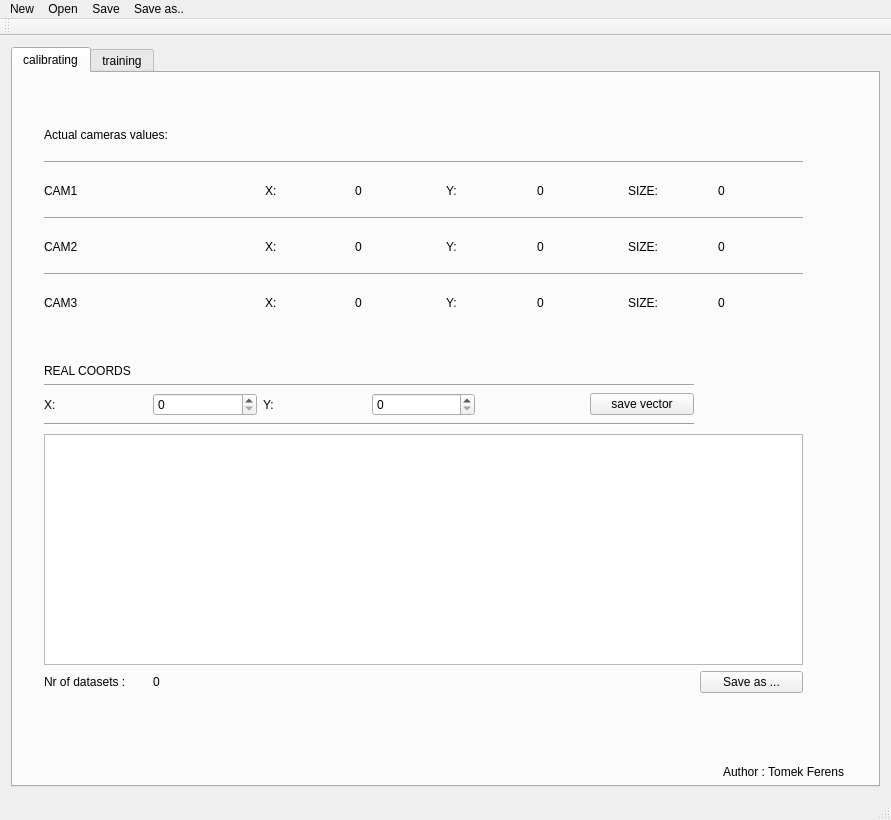
ferot/dms, file App/calib_tools/calib_tool/calibtool.ui: the form before one commit.
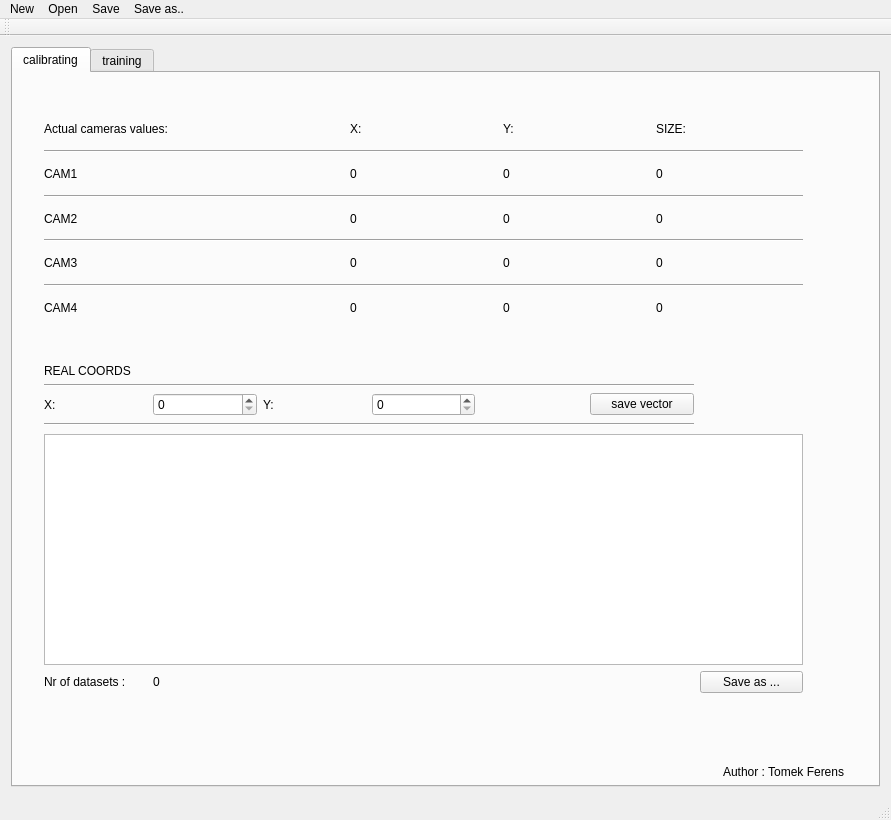
The form after the commit. The open tabs and pages were chosen to show the change.

Patch:
```diff
--- a/App/calib_tools/calib_tool/calibtool.ui
+++ b/App/calib_tools/calib_tool/calibtool.ui
@@ -21,7 +21,7 @@
     <item>
      <widget class="QTabWidget" name="tabWidget">
       <property name="currentIndex">
-       <number>1</number>
+       <number>0</number>
       </property>
       <widget class="QWidget" name="calib">
        <attribute name="title">
@@ -37,27 +37,6 @@
          </rect>
         </property>
         <layout class="QGridLayout" name="gridLayout">
-         <item row="8" column="3">
-          <widget class="QLabel" name="label_c2_x_v">
-           <property name="text">
-            <string>0</string>
-           </property>
-          </widget>
-         </item>
-         <item row="4" column="5">
-          <widget class="QLabel" name="label_c1_y_v">
-           <property name="text">
-            <string>0</string>
-           </property>
-          </widget>
-         </item>
-         <item row="4" column="3">
-          <widget class="QLabel" name="label_c1_x_v">
-           <property name="text">
-            <string>0</string>
-           </property>
-          </widget>
-         </item>
          <item row="10" column="0">
           <widget class="QLabel" name="label_4">
            <property name="text">
@@ -65,38 +44,38 @@
            </property>
           </widget>
          </item>
-         <item row="8" column="2">
-          <widget class="QLabel" name="label_x_c2">
+         <item row="11" column="0" colspan="5">
+          <widget class="Line" name="line_4">
+           <property name="orientation">
+            <enum>Qt::Horizontal</enum>
+           </property>
+          </widget>
+         </item>
+         <item row="12" column="0">
+          <widget class="QLabel" name="label_10">
+           <property name="text">
+            <string>CAM4</string>
+           </property>
+          </widget>
+         </item>
+         <item row="1" column="2">
+          <widget class="QLabel" name="label_x_c1">
            <property name="text">
             <string>X:</string>
            </property>
           </widget>
          </item>
-         <item row="8" column="0">
-          <widget class="QLabel" name="label_3">
-           <property name="text">
-            <string>CAM2</string>
-           </property>
-          </widget>
-         </item>
-         <item row="4" column="6">
+         <item row="1" column="4">
           <widget class="QLabel" name="label_s_c1">
            <property name="text">
             <string>SIZE:</string>
            </property>
           </widget>
          </item>
-         <item row="8" column="6">
-          <widget class="QLabel" name="label_s_c2">
+         <item row="10" column="4">
+          <widget class="QLabel" name="label_c3_s_v">
            <property name="text">
-            <string>SIZE:</string>
-           </property>
-          </widget>
-         </item>
-         <item row="4" column="4">
-          <widget class="QLabel" name="label_y_c1">
-           <property name="text">
-            <string>Y:</string>
+            <string>0</string>
            </property>
           </widget>
          </item>
@@ -107,10 +86,31 @@
            </property>
           </widget>
          </item>
-         <item row="8" column="4">
-          <widget class="QLabel" name="label_y_c2">
+         <item row="10" column="3">
+          <widget class="QLabel" name="label_c3_y_v">
            <property name="text">
-            <string>Y:</string>
+            <string>0</string>
+           </property>
+          </widget>
+         </item>
+         <item row="10" column="2">
+          <widget class="QLabel" name="label_c3_x_v">
+           <property name="text">
+            <string>0</string>
+           </property>
+          </widget>
+         </item>
+         <item row="4" column="2">
+          <widget class="QLabel" name="label_c1_x_v">
+           <property name="text">
+            <string>0</string>
+           </property>
+          </widget>
+         </item>
+         <item row="5" column="0" colspan="5">
+          <widget class="Line" name="line_2">
+           <property name="orientation">
+            <enum>Qt::Horizontal</enum>
            </property>
           </widget>
          </item>
@@ -121,97 +121,90 @@
            </property>
           </widget>
          </item>
-         <item row="4" column="2">
-          <widget class="QLabel" name="label_x_c1">
+         <item row="8" column="0">
+          <widget class="QLabel" name="label_3">
            <property name="text">
-            <string>X:</string>
+            <string>CAM2</string>
            </property>
           </widget>
          </item>
-         <item row="10" column="2">
-          <widget class="QLabel" name="label_x_c3">
+         <item row="4" column="3">
+          <widget class="QLabel" name="label_c1_y_v">
            <property name="text">
-            <string>X:</string>
+            <string>0</string>
            </property>
           </widget>
          </item>
-         <item row="10" column="4">
-          <widget class="QLabel" name="label_y_c3">
+         <item row="1" column="3">
+          <widget class="QLabel" name="label_y_c1">
            <property name="text">
             <string>Y:</string>
            </property>
           </widget>
          </item>
-         <item row="10" column="6">
-          <widget class="QLabel" name="label_s_c3">
-           <property name="text">
-            <string>SIZE:</string>
-           </property>
-          </widget>
-         </item>
-         <item row="10" column="3">
-          <widget class="QLabel" name="label_c3_x_v">
-           <property name="text">
-            <string>0</string>
-           </property>
-          </widget>
-         </item>
-         <item row="8" column="5">
-          <widget class="QLabel" name="label_c2_y_v">
-           <property name="text">
-            <string>0</string>
-           </property>
-          </widget>
-         </item>
-         <item row="10" column="5">
-          <widget class="QLabel" name="label_c3_y_v">
-           <property name="text">
-            <string>0</string>
-           </property>
-          </widget>
-         </item>
-         <item row="4" column="7">
+         <item row="4" column="4">
           <widget class="QLabel" name="label_c1_s_v">
            <property name="text">
             <string>0</string>
            </property>
           </widget>
          </item>
-         <item row="8" column="7">
-          <widget class="QLabel" name="label_c2_s_v">
-           <property name="text">
-            <string>0</string>
-           </property>
-          </widget>
-         </item>
-         <item row="10" column="7">
-          <widget class="QLabel" name="label_c3_s_v">
-           <property name="text">
-            <string>0</string>
-           </property>
-          </widget>
-         </item>
-         <item row="2" column="0" colspan="8">
+         <item row="2" column="0" colspan="5">
           <widget class="Line" name="line">
            <property name="orientation">
             <enum>Qt::Horizontal</enum>
            </property>
           </widget>
          </item>
-         <item row="5" column="0" colspan="8">
-          <widget class="Line" name="line_2">
-           <property name="orientation">
-            <enum>Qt::Horizontal</enum>
+         <item row="8" column="4">
+          <widget class="QLabel" name="label_c2_s_v">
+           <property name="text">
+            <string>0</string>
            </property>
           </widget>
          </item>
-         <item row="9" column="0" colspan="8">
+         <item row="9" column="0" colspan="5">
           <widget class="Line" name="line_3">
            <property name="orientation">
             <enum>Qt::Horizontal</enum>
            </property>
           </widget>
          </item>
+         <item row="8" column="3">
+          <widget class="QLabel" name="label_c2_y_v">
+           <property name="text">
+            <string>0</string>
+           </property>
+          </widget>
+         </item>
+         <item row="8" column="2">
+          <widget class="QLabel" name="label_c2_x_v">
+           <property name="text">
+            <string>0</string>
+           </property>
+          </widget>
+         </item>
+         <item row="12" column="2">
+          <widget class="QLabel" name="label_c4_x_v">
+           <property name="text">
+            <string>0</string>
+           </property>
+          </widget>
+         </item>
+         <item row="12" column="3">
+          <widget class="QLabel" name="label_c4_y_v">
+           <property name="text">
+            <string>0</string>
+           </property>
+          </widget>
+         </item>
+         <item row="12" column="4">
+          <widget class="QLabel" name="label_c4_s_v">
+           <property name="text">
+            <string>0</string>
+           </property>
+          </widget>
+         </item>
         </layout>
        </widget>
        <widget class="QWidget" name="gridLayoutWidget_2">
```
